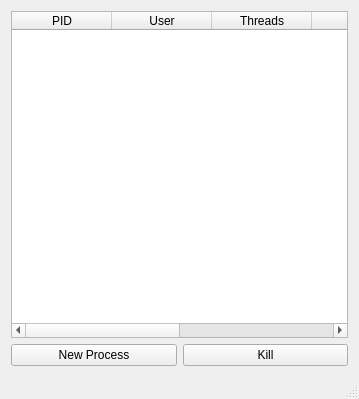
This is mainwindow.ui in andrejj7771/TaskManagerUbuntu as Qt 5 draws it before an edit. The edited form follows.
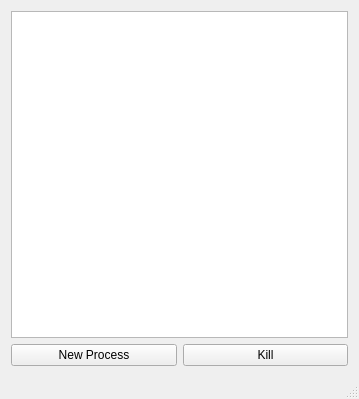
This is the edited form.

What changed in the file:
```diff
--- a/mainwindow.ui
+++ b/mainwindow.ui
@@ -16,38 +16,7 @@
   <widget class="QWidget" name="centralWidget">
    <layout class="QGridLayout" name="gridLayout">
     <item row="0" column="0">
-     <widget class="QTableWidget" name="processTable">
-      <column>
-       <property name="text">
-        <string>PID</string>
-       </property>
-      </column>
-      <column>
-       <property name="text">
-        <string>User</string>
-       </property>
-      </column>
-      <column>
-       <property name="text">
-        <string>Threads</string>
-       </property>
-      </column>
-      <column>
-       <property name="text">
-        <string>MEM</string>
-       </property>
-      </column>
-      <column>
-       <property name="text">
-        <string>CPU</string>
-       </property>
-      </column>
-      <column>
-       <property name="text">
-        <string>Command</string>
-       </property>
-      </column>
-     </widget>
+     <widget class="QTableWidget" name="processTable"/>
     </item>
     <item row="1" column="0">
      <layout class="QHBoxLayout" name="horizontalLayout">
```
